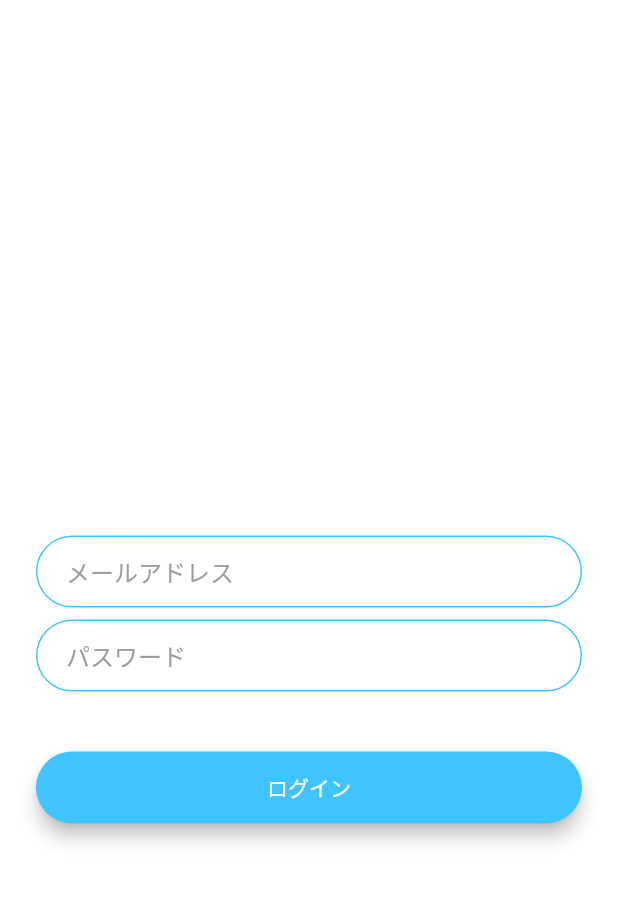
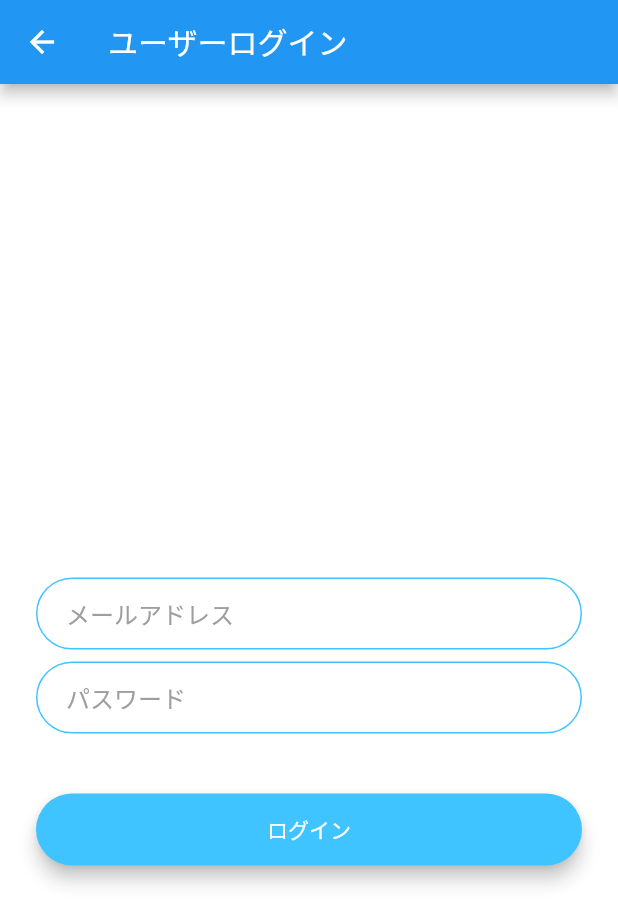
Before and after one commit to shota-akizuki/bloc_chat_app, a Flutter app: the screen it shows after launch, after a tap on "ログイン", on a phone screen of 412 x 824 dp. Shown: the top 924 px of the screen. Run offline on Flutter 3.47's test engine with Material 2 defaults, Android fonts, the phone set to English and light mode, and no system bars; our stand-ins replace firebase_auth, firebase_core, modal_progress_hud; accounts and stored records are empty.

Commit message:
6th Commit ・モーダルインディケイターの実装

```diff
--- a/lib/screens/login_screen.dart
+++ b/lib/screens/login_screen.dart
@@ -1,6 +1,7 @@
 import 'package:firebase_auth/firebase_auth.dart';
 import 'package:flutter/material.dart';
 import 'chat_screen.dart';
+import 'package:modal_progress_hud/modal_progress_hud.dart';
 
 class LoginScreen extends StatefulWidget {
   static String id = 'login_screen';
@@ -10,15 +11,21 @@ class LoginScreen extends StatefulWidget {
 
 class _LoginScreenState extends State<LoginScreen> {
   final _auth = FirebaseAuth.instance;
+  bool showSpinner = false;
   String email;
   String password;
-  String infoText = "";
 
   @override
   Widget build(BuildContext context) {
     return Scaffold(
+      appBar: AppBar(
+        title: Text('ユーザーログイン'),
+        backgroundColor: Colors.blue,
+      ),
       backgroundColor: Colors.white,
-      body: Padding(
+      body: ModalProgressHUD(
+        inAsyncCall: showSpinner,
+        child: Padding(
           padding: EdgeInsets.symmetric(horizontal: 24.0),
           child: Column(
             mainAxisAlignment: MainAxisAlignment.center,
@@ -60,6 +67,7 @@ class _LoginScreenState extends State<LoginScreen> {
                 height: 8.0,
               ),
               TextField(
+                obscureText: true,
                 onChanged: (value) {
                   password = value;
                 },
@@ -95,6 +103,9 @@ class _LoginScreenState extends State<LoginScreen> {
                   elevation: 5.0,
                   child: MaterialButton(
                     onPressed: () async {
+                      setState(() {
+                        showSpinner = true;
+                      });
                       try {
                         final loggedInUser =
                             await _auth.signInWithEmailAndPassword(
@@ -104,6 +115,9 @@ class _LoginScreenState extends State<LoginScreen> {
                         if (loggedInUser != null) {
                           Navigator.of(context).pushNamed(ChatScreen.id);
                         }
+                        setState(() {
+                          showSpinner = false;
+                        });
                       } catch (e) {
                         print(e);
                       }
@@ -119,6 +133,7 @@ class _LoginScreenState extends State<LoginScreen> {
             ],
           ),
         ),
+      ),
     );
   }
 }
--- a/lib/screens/welcome_screen.dart
+++ b/lib/screens/welcome_screen.dart
@@ -26,7 +26,7 @@ class _WelcomeScreenState extends State<WelcomeScreen> {
                 'Bloc Chat App',
                 style: TextStyle(
                   fontSize: 30.0,
-                  color: Colors.grey,
+                  color: Colors.grey[800],
                   fontWeight: FontWeight.w900,
                 ),
               ),
--- a/pubspec.yaml
+++ b/pubspec.yaml
@@ -14,6 +14,7 @@ dependencies:
   firebase_core: ^0.5.2+1
   firebase_auth: ^0.18.3+1
   cloud_firestore: ^0.14.3+1
+  modal_progress_hud: ^0.1.3
 
 dev_dependencies:
   flutter_test:
```
Also changed, not shown: lib/screens/registration_screen.dart (+24 -5 lines), pubspec.lock. Lines whose indentation alone changed are shown as unchanged.
